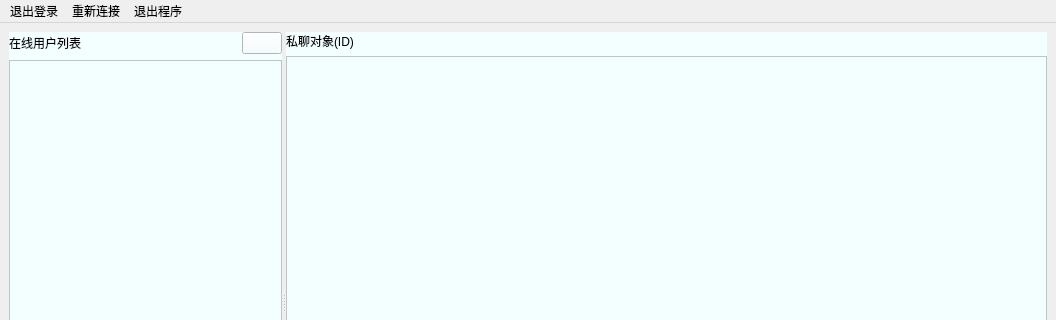
This is mainwindow.ui in ercaoeatting/IM_QT as Qt 5 draws it before an edit; both pictures show x 0 to 1056 and y 0 to 320 of the 1056 by 580 pixel window. The edited form follows.
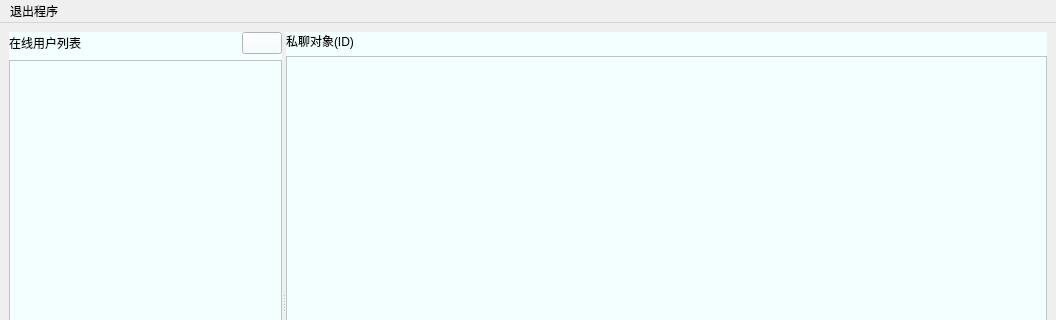
This is the edited form. Icons and pictures are not drawn.

Diff of the .ui file:
```diff
--- a/mainwindow.ui
+++ b/mainwindow.ui
@@ -13,6 +13,9 @@
   <property name="windowTitle">
    <string>MainWindow</string>
   </property>
+  <property name="styleSheet">
+   <string notr="true"/>
+  </property>
   <widget class="QWidget" name="centralwidget">
    <layout class="QHBoxLayout" name="horizontalLayout_2">
     <item>
@@ -159,27 +162,15 @@
      <x>0</x>
      <y>0</y>
      <width>1056</width>
-     <height>26</height>
+     <height>22</height>
     </rect>
    </property>
    <widget class="QMenu" name="menuExit">
     <property name="title">
-     <string>退出登录</string>
-    </property>
-   </widget>
-   <widget class="QMenu" name="menuReconnect">
-    <property name="title">
-     <string>重新连接</string>
-    </property>
-   </widget>
-   <widget class="QMenu" name="menu">
-    <property name="title">
      <string>退出程序</string>
     </property>
    </widget>
    <addaction name="menuExit"/>
-   <addaction name="menuReconnect"/>
-   <addaction name="menu"/>
   </widget>
  </widget>
  <resources/>
```
Left out of the diff: 12 changed lines with no effect on the pictures.
